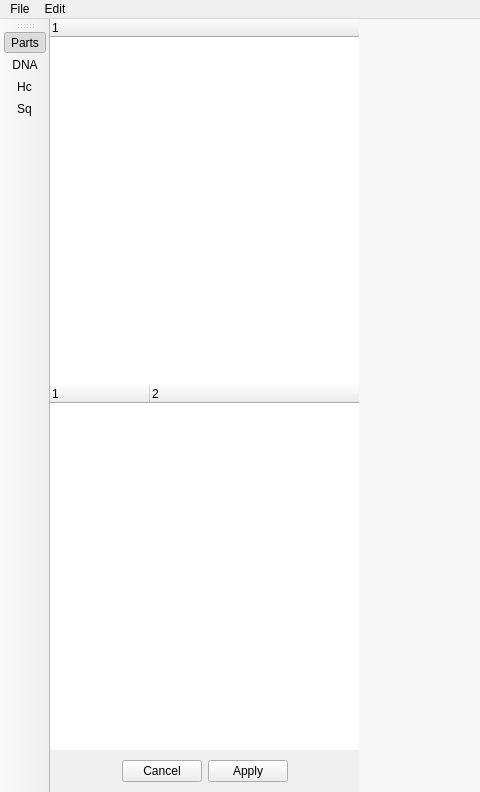
Qt form cadnano/gui/ui/mainwindow/mainwindow.ui (cadnano/cadnano2.5) before a commit; both pictures show x 0 to 480 and y 0 to 792 of the 1075 by 792 pixel window.
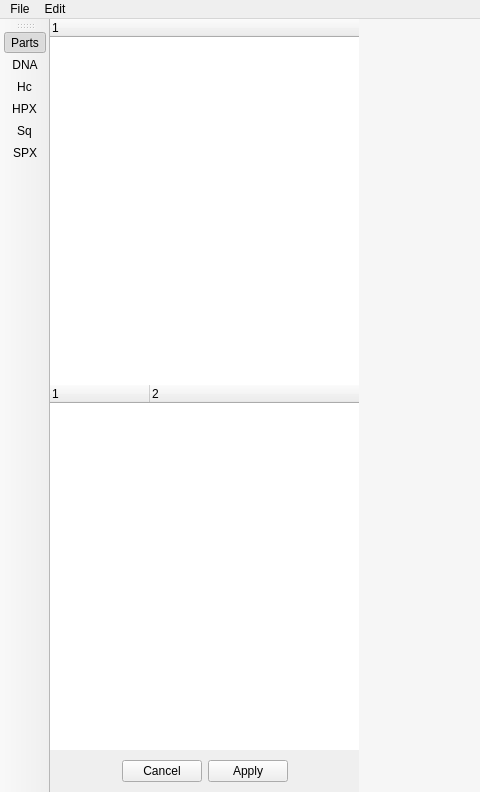
The same form after that commit. Icons and pictures are not drawn. Custom widgets are drawn as their Qt base class.

Patch:
```diff
--- a/cadnano/gui/ui/mainwindow/mainwindow.ui
+++ b/cadnano/gui/ui/mainwindow/mainwindow.ui
@@ -382,7 +382,9 @@
    <addaction name="action_outliner"/>
    <addaction name="action_new_dna_part"/>
    <addaction name="action_new_honeycomb_part"/>
+   <addaction name="action_new_hpx_part"/>
    <addaction name="action_new_square_part"/>
+   <addaction name="action_new_spx_part"/>
   </widget>
   <widget class="QMenuBar" name="menubar">
    <property name="geometry">
@@ -957,10 +959,10 @@
      <normaloff>:/parttools/new-hpx</normaloff>:/parttools/new-hpx</iconset>
    </property>
    <property name="text">
-    <string>Honeycomb PX</string>
+    <string>HPX</string>
    </property>
    <property name="iconText">
-    <string>Honey PX</string>
+    <string>HPX</string>
    </property>
    <property name="toolTip">
     <string>Add new part honeycomb PX</string>
@@ -1008,6 +1010,21 @@
     <string>DNA</string>
    </property>
   </action>
+  <action name="action_new_spx_part">
+   <property name="icon">
+    <iconset resource="cadnano.gui.ui.mainwindow.icons.qrc">
+     <normaloff>:/parttools/new-spx</normaloff>:/parttools/new-spx</iconset>
+   </property>
+   <property name="text">
+    <string>SPX</string>
+   </property>
+   <property name="iconText">
+    <string>SPX</string>
+   </property>
+   <property name="toolTip">
+    <string>Add new part square PX</string>
+   </property>
+  </action>
  </widget>
  <customwidgets>
   <customwidget>
```
Left out of the diff: 13 changed lines with no effect on the pictures.
